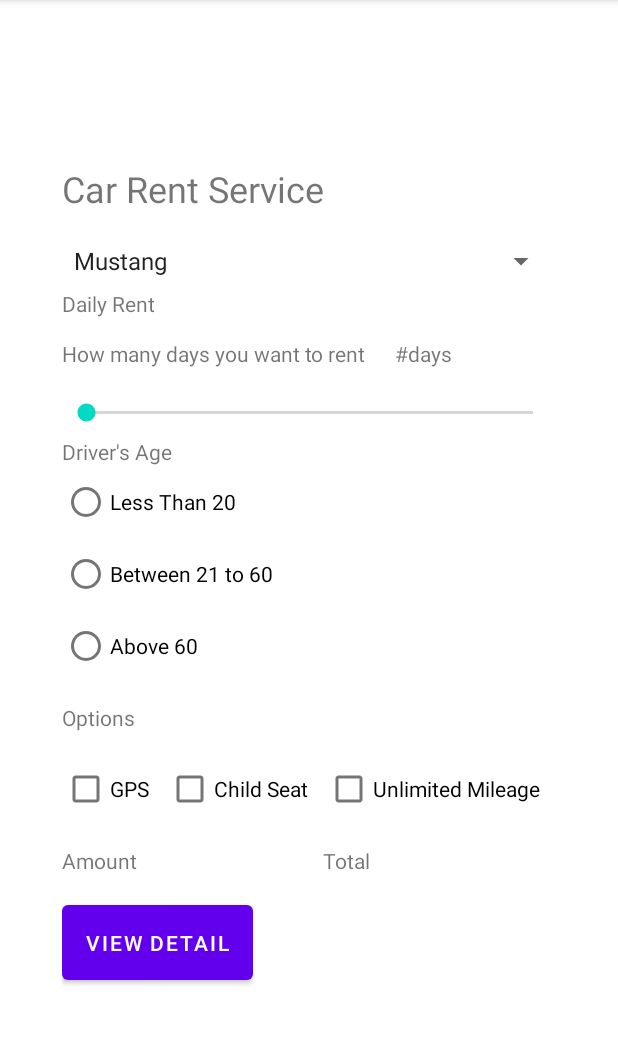
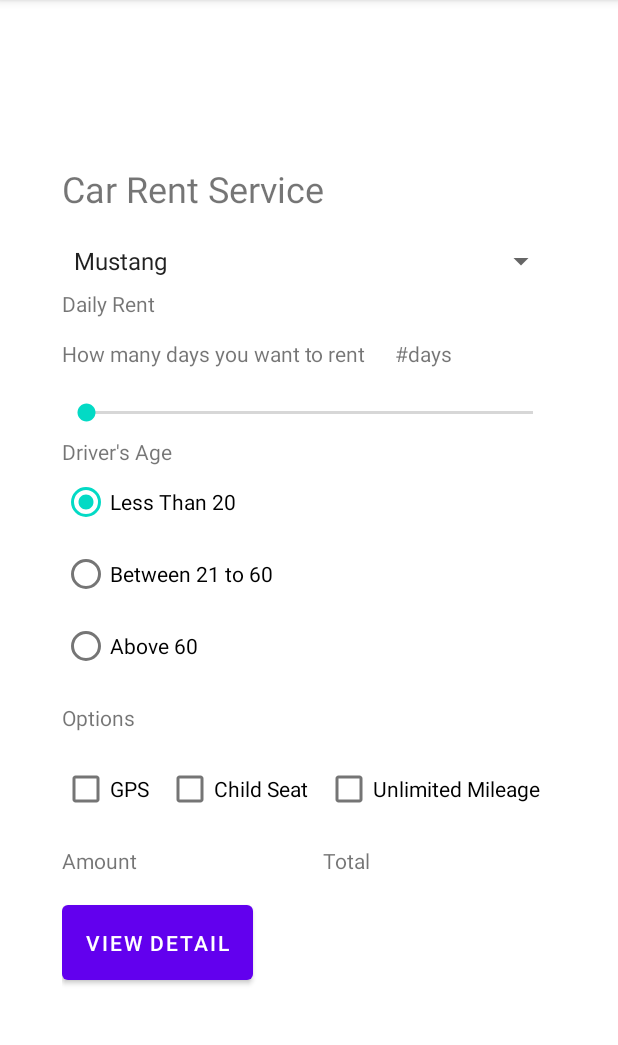
Before and after one commit to Rdhawan25/Raghav_C0865406_MT_Test, an Android app: the screen it shows after launch (MainActivity), on a phone screen of 412 x 824 dp, the part 84-1129 px from its top. Run offline under Robolectric (Android 15) with nearby library versions, the phone set to English and light mode, and no system bars.

```diff
--- a/app/src/main/java/com/example/raghav_c0865406_mt/MainActivity.java
+++ b/app/src/main/java/com/example/raghav_c0865406_mt/MainActivity.java
@@ -22,6 +22,8 @@ public class MainActivity extends AppCompatActivity implements AdapterView.OnIte
     //final TextView dailyRent = findViewById(R.id.dailyRentTextView);
     int tableNumber = 0;
     RadioGroup rdg;
+    int age;
+
 
     @Override
     protected void onCreate(Bundle savedInstanceState) {
@@ -85,6 +87,21 @@ public class MainActivity extends AppCompatActivity implements AdapterView.OnIte
         int price = map.get(map.keySet().toArray()[position]);
        // final TextView dailyR = findViewById(R.id.dailyRentTextView);
        // dailyRent.setText(String.valueOf(price));
+        int i = rdg.getCheckedRadioButtonId();
+        RadioButton r = (RadioButton) findViewById(i);
+        String rvalue = r.getText().toString();
+        System.out.println("This is Radio Output: "+ rvalue);
+
+        switch (rvalue){
+            case "Less Than 20":
+                price = price+5;
+                break;
+            case "Above 60":
+                price = price-10;
+                break;
+        }
+
+        System.out.println("PRice is this: "+ price);
 
 
 
--- a/app/src/main/res/layout/activity_main.xml
+++ b/app/src/main/res/layout/activity_main.xml
@@ -71,6 +71,7 @@
                 android:id="@+id/radioButtonLT20"
                 android:layout_width="match_parent"
                 android:layout_height="wrap_content"
+                android:checked="true"
                 android:text="Less Than 20" />
 
             <RadioButton
```
